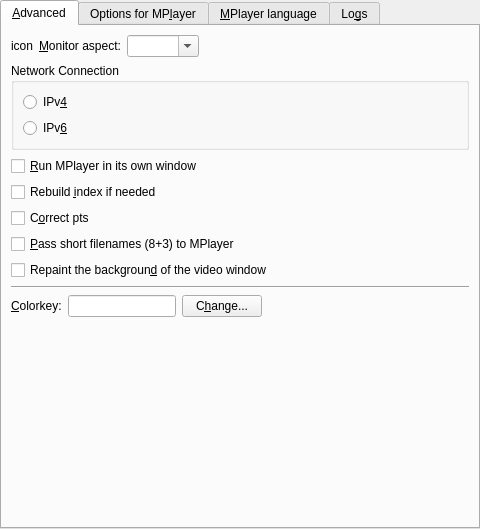
Above: src/prefadvanced.ui from wilbert2000/wzplayer before the change. Below: the same form after it.
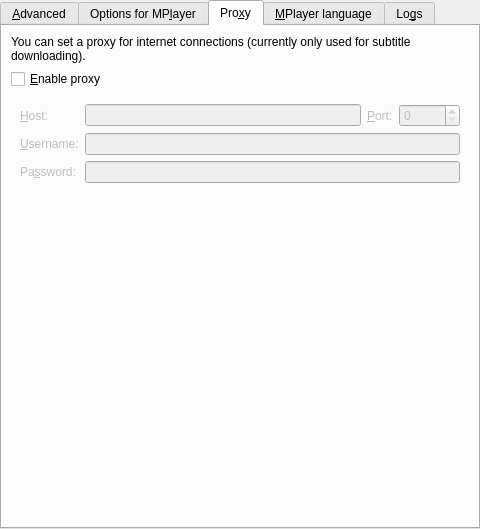
That is the form after the change. The open tabs and pages were chosen to show the change. Custom widgets are drawn as their Qt base class.

Commit message: Added the new section Advanced->Proxy in preferences to configure the proxy.

Diff of the .ui file:
```diff
--- a/src/prefadvanced.ui
+++ b/src/prefadvanced.ui
@@ -10,9 +10,6 @@
    </rect>
   </property>
   <layout class="QVBoxLayout" >
-   <property name="spacing" >
-    <number>6</number>
-   </property>
    <property name="leftMargin" >
     <number>0</number>
    </property>
@@ -512,6 +509,112 @@
        </item>
       </layout>
      </widget>
+     <widget class="QWidget" name="tab_proxy" >
+      <attribute name="title" >
+       <string>Pro&amp;xy</string>
+      </attribute>
+      <layout class="QVBoxLayout" >
+       <item>
+        <widget class="QLabel" name="label" >
+         <property name="text" >
+          <string>You can set a proxy for internet connections (currently only used for subtitle downloading).</string>
+         </property>
+         <property name="wordWrap" >
+          <bool>true</bool>
+         </property>
+        </widget>
+       </item>
+       <item>
+        <widget class="QCheckBox" name="use_proxy_check" >
+         <property name="text" >
+          <string>&amp;Enable proxy</string>
+         </property>
+        </widget>
+       </item>
+       <item>
+        <widget class="QWidget" native="1" name="proxy_container" >
+         <property name="enabled" >
+          <bool>false</bool>
+         </property>
+         <layout class="QGridLayout" >
+          <item row="0" column="0" >
+           <widget class="QLabel" name="label_2" >
+            <property name="text" >
+             <string>&amp;Host:</string>
+            </property>
+            <property name="buddy" >
+             <cstring>proxy_hostname_edit</cstring>
+            </property>
+           </widget>
+          </item>
+          <item row="0" column="1" >
+           <widget class="QLineEdit" name="proxy_hostname_edit" />
+          </item>
+          <item row="0" column="2" >
+           <widget class="QLabel" name="label_3" >
+            <property name="text" >
+             <string>&amp;Port:</string>
+            </property>
+            <property name="buddy" >
+             <cstring>proxy_port_spin</cstring>
+            </property>
+           </widget>
+          </item>
+          <item row="0" column="3" >
+           <widget class="QSpinBox" name="proxy_port_spin" >
+            <property name="maximum" >
+             <number>65535</number>
+            </property>
+           </widget>
+          </item>
+          <item row="1" column="0" >
+           <widget class="QLabel" name="label_4" >
+            <property name="text" >
+             <string>&amp;Username:</string>
+            </property>
+            <property name="buddy" >
+             <cstring>proxy_username_edit</cstring>
+            </property>
+           </widget>
+          </item>
+          <item row="1" column="1" colspan="3" >
+           <widget class="QLineEdit" name="proxy_username_edit" />
+          </item>
+          <item row="2" column="0" >
+           <widget class="QLabel" name="label_5" >
+            <property name="text" >
+             <string>Pa&amp;ssword:</string>
+            </property>
+            <property name="buddy" >
+             <cstring>proxy_password_edit</cstring>
+            </property>
+           </widget>
+          </item>
+          <item row="2" column="1" colspan="3" >
+           <widget class="QLineEdit" name="proxy_password_edit" >
+            <property name="echoMode" >
+             <enum>QLineEdit::Password</enum>
+            </property>
+           </widget>
+          </item>
+         </layout>
+        </widget>
+       </item>
+       <item>
+        <spacer>
+         <property name="orientation" >
+          <enum>Qt::Vertical</enum>
+         </property>
+         <property name="sizeHint" >
+          <size>
+           <width>20</width>
+           <height>31</height>
+          </size>
+         </property>
+        </spacer>
+       </item>
+      </layout>
+     </widget>
      <widget class="QWidget" name="tab3" >
       <attribute name="title" >
        <string>&amp;MPlayer language</string>
```
Left out of the diff: 21 changed lines with no effect on the pictures. The commit also changes 4 other files.
